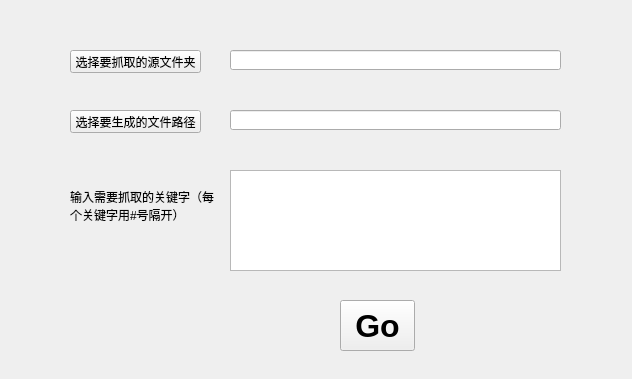
First picture: the form in MainWindow.ui, repository andyqingliu/KeyDataSearch-Python, before the edit.
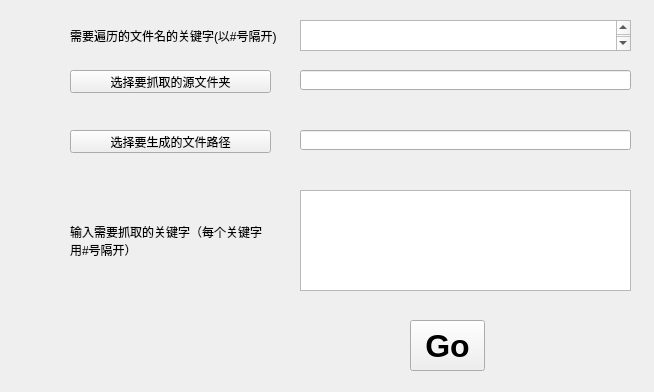
Second picture: the form after the edit.

The edit to the form file:
```diff
--- a/MainWindow.ui
+++ b/MainWindow.ui
@@ -6,8 +6,8 @@
    <rect>
     <x>0</x>
     <y>0</y>
-    <width>632</width>
-    <height>379</height>
+    <width>654</width>
+    <height>392</height>
    </rect>
   </property>
   <property name="windowTitle">
@@ -17,8 +17,8 @@
    <property name="geometry">
     <rect>
      <x>70</x>
-     <y>110</y>
-     <width>131</width>
+     <y>130</y>
+     <width>201</width>
      <height>23</height>
     </rect>
    </property>
@@ -33,9 +33,9 @@
    <property name="geometry">
     <rect>
      <x>70</x>
-     <y>180</y>
-     <width>151</width>
-     <height>51</height>
+     <y>200</y>
+     <width>201</width>
+     <height>81</height>
     </rect>
    </property>
    <property name="sizeIncrement">
@@ -66,8 +66,8 @@
   <widget class="QPushButton" name="go">
    <property name="geometry">
     <rect>
-     <x>340</x>
-     <y>300</y>
+     <x>410</x>
+     <y>320</y>
      <width>75</width>
      <height>51</height>
     </rect>
@@ -86,8 +86,8 @@
   <widget class="QLineEdit" name="lineEdit_outPutPath">
    <property name="geometry">
     <rect>
-     <x>230</x>
-     <y>110</y>
+     <x>300</x>
+     <y>130</y>
      <width>331</width>
      <height>20</height>
     </rect>
@@ -96,8 +96,8 @@
   <widget class="QLineEdit" name="lineEdit_resPath">
    <property name="geometry">
     <rect>
-     <x>230</x>
-     <y>50</y>
+     <x>300</x>
+     <y>70</y>
      <width>331</width>
      <height>20</height>
     </rect>
@@ -107,8 +107,8 @@
    <property name="geometry">
     <rect>
      <x>70</x>
-     <y>50</y>
-     <width>131</width>
+     <y>70</y>
+     <width>201</width>
      <height>23</height>
     </rect>
    </property>
@@ -119,8 +119,8 @@
   <widget class="QTextEdit" name="textEdit_keys">
    <property name="geometry">
     <rect>
-     <x>230</x>
-     <y>170</y>
+     <x>300</x>
+     <y>190</y>
      <width>331</width>
      <height>101</height>
     </rect>
@@ -132,6 +132,59 @@
     </font>
    </property>
   </widget>
+  <widget class="QLabel" name="label_2">
+   <property name="enabled">
+    <bool>true</bool>
+   </property>
+   <property name="geometry">
+    <rect>
+     <x>70</x>
+     <y>10</y>
+     <width>211</width>
+     <height>51</height>
+    </rect>
+   </property>
+   <property name="sizeIncrement">
+    <size>
+     <width>0</width>
+     <height>0</height>
+    </size>
+   </property>
+   <property name="layoutDirection">
+    <enum>Qt::LeftToRight</enum>
+   </property>
+   <property name="frameShape">
+    <enum>QFrame::NoFrame</enum>
+   </property>
+   <property name="lineWidth">
+    <number>0</number>
+   </property>
+   <property name="text">
+    <string>需要遍历的文件名的关键字(以#号隔开)</string>
+   </property>
+   <property name="scaledContents">
+    <bool>false</bool>
+   </property>
+   <property name="wordWrap">
+    <bool>true</bool>
+   </property>
+  </widget>
+  <widget class="QTextEdit" name="textEdit_inputFileKeys">
+   <property name="geometry">
+    <rect>
+     <x>300</x>
+     <y>20</y>
+     <width>331</width>
+     <height>31</height>
+    </rect>
+   </property>
+   <property name="font">
+    <font>
+     <family>宋体</family>
+     <pointsize>12</pointsize>
+    </font>
+   </property>
+  </widget>
  </widget>
  <resources/>
  <connections/>
```
